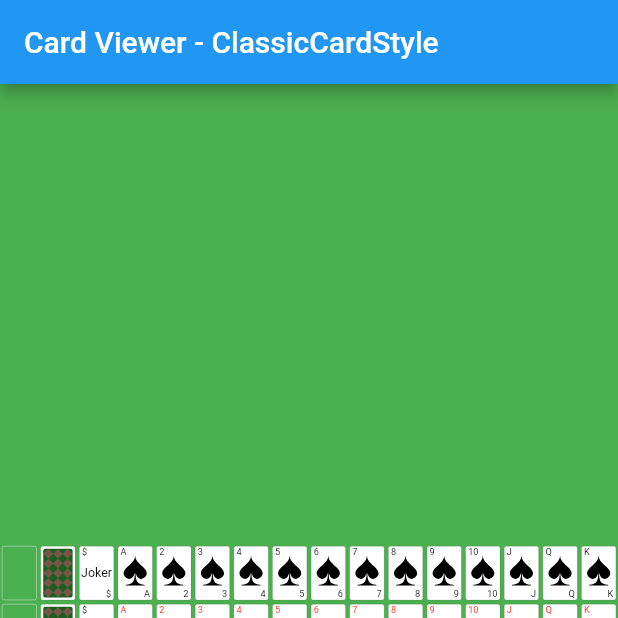
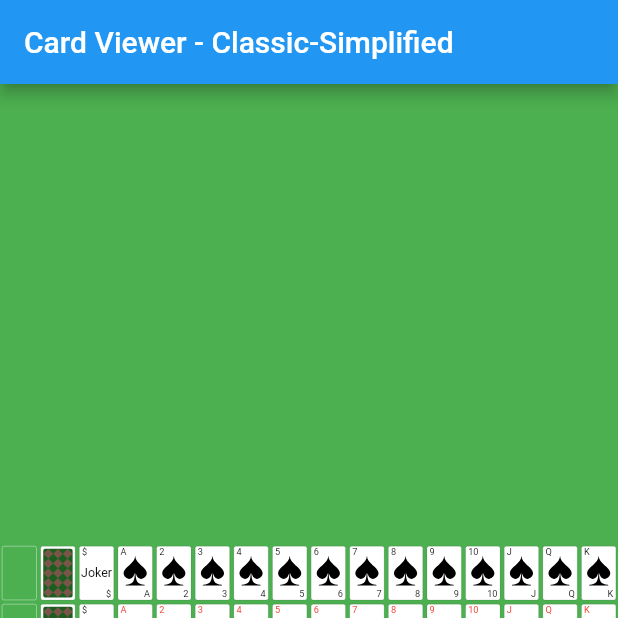
Before and after one commit to flarbear/playing_cards, a Flutter app: the screen it shows after launch, on a phone screen of 412 x 824 dp, the top half of it. Run offline on Flutter 3.47's test engine with Material 2 defaults, Android fonts, the phone set to English and light mode, and no system bars.

Commit message:
add name property to card style

```diff
--- a/lib/src/card_style.dart
+++ b/lib/src/card_style.dart
@@ -13,8 +13,8 @@ import 'package:flutter/rendering.dart';
 
 import 'playing_card.dart';
 
-CardStyle defaultCardStyle = const ClassicCardStyle();
-List<CardStyle> allCardStyles = [ const ClassicCardStyle() ];
+CardStyle defaultCardStyle = const ClassicSimpleCardStyle();
+List<CardStyle> allCardStyles = [ const ClassicSimpleCardStyle() ];
 
 abstract class CardStyle {
   const CardStyle();
@@ -59,10 +59,10 @@ abstract class CardStyle {
   }
 }
 
-class ClassicCardStyle extends CardStyle {
-  const ClassicCardStyle() : super();
+class ClassicSimpleCardStyle extends CardStyle {
+  const ClassicSimpleCardStyle() : super();
 
-  @override String get name => 'ClassicCardStyle';
+  @override String get name => 'Classic-Simplified';
   @override int get numRanks => 13;
   @override int get numSuits => 4;
 
@@ -199,7 +199,7 @@ class ClassicCardStyle extends CardStyle {
 
   @override
   String toString() {
-    return 'ClassicCardTheme()';
+    return 'ClassicSimpleCardStyle()';
   }
 }
 
--- a/pubspec.yaml
+++ b/pubspec.yaml
@@ -1,6 +1,6 @@
 name: playing_cards
 description: A Flutter project with classes for expressing a Playing Card and rendering it.
-version: 0.0.2
+version: 0.0.3
 author: flarbear
 homepage: http://github.com/flarbear
 
```
